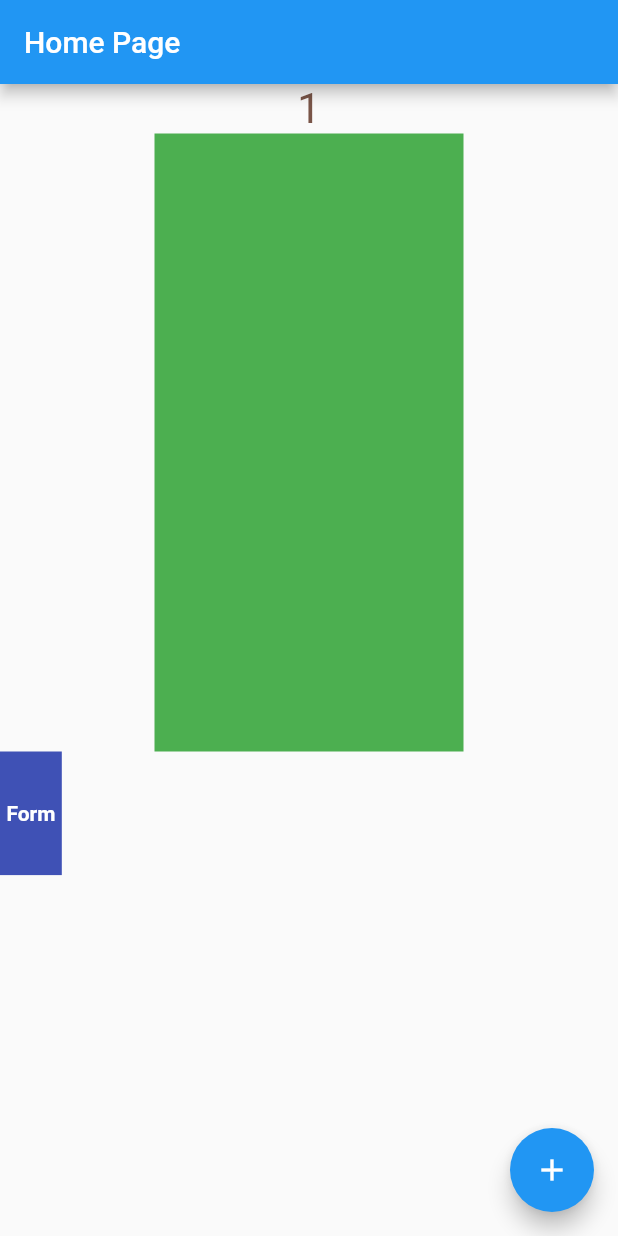
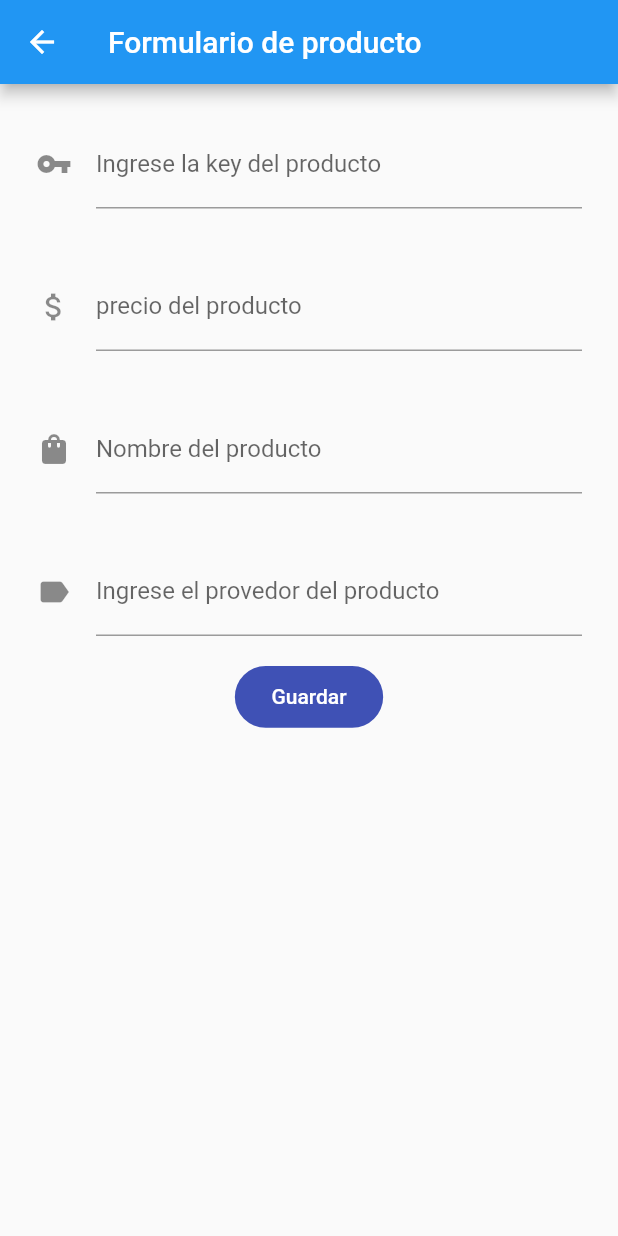
Before and after one commit to sebasfernandezr/myfirstapp, a Flutter app: the screen it shows after launch, after a tap on the "add" icon, on a phone screen of 412 x 824 dp. Run offline on Flutter 3.47's test engine with Material 2 defaults, Android fonts, the light colour scheme and no system bars.

Commit message:
commit productmodel

```diff
--- a/lib/main.dart
+++ b/lib/main.dart
@@ -1,5 +1,8 @@
 import 'package:flutter/material.dart';
 import 'package:flutter_myfirsapp_balcoder/ui/home_page.dart';
+import 'package:flutter_myfirsapp_balcoder/ui/product/product_form_page.dart';
+import 'package:flutter_myfirsapp_balcoder/ui/product/product_list_page.dart';
+import 'package:flutter_myfirsapp_balcoder/ui/user/dashboard_widget.dart';
 
 void main (){
   runApp(MyApp());
@@ -12,7 +15,7 @@ void main (){
       return MaterialApp(
         debugShowCheckedModeBanner: false,
       theme: ThemeData(primaryColor: Colors.blue),
-      home: HomePage(),
+      home: ProductListPage(),
       title: "MI TITULO",
       );
     }
--- a/lib/ui/home_page.dart
+++ b/lib/ui/home_page.dart
@@ -1,4 +1,6 @@
 import "package:flutter/material.dart";
+import 'package:flutter_myfirsapp_balcoder/ui/user/dashboard_widget.dart';
+import 'package:flutter_myfirsapp_balcoder/ui/user/model/usermodel.dart';
 import 'package:flutter_myfirsapp_balcoder/ui/user/user_form_page.dart';
 
 class HomePage extends StatefulWidget {
@@ -11,6 +13,7 @@ class _HomePageState extends State<HomePage> {
   int count = 0;
   double decimalnumber = 4.5;
   bool myBool = true;
+  List<UserModel> _userList = [];
 
   @override
   Widget build(BuildContext context) {
@@ -31,6 +34,7 @@ class _HomePageState extends State<HomePage> {
               count.toString(),
               style: TextStyle(color: Colors.brown, fontSize: 28.0),
             )),
+            DashboardWidget(count: _userList.length, title: "Usuarios"),
             GestureDetector(
               onTap: () {
                 print("ONTAP");
@@ -42,46 +46,22 @@ class _HomePageState extends State<HomePage> {
                   height: _height * 0.5,
                   width: _width * 0.5,
                   color: myBool
-                      ? Colors.green
+                      ? Colors.grey[200]
                       : count > 2
                           ? Colors.blue
                           : Colors.red),
             ),
-            Row(
-              children: [
-                GestureDetector(
-                  onTap: () {
-                    Navigator.push(context, MaterialPageRoute(builder: (_) {
-                      return UserFomPage(
-                        data: "ESTAMOS PASANDO UN STRING",
-                      );
-                    }));
-                  },
-                  child: Container(
-                      child: Center(
-                          child: Text(
-                        "Form",
-                        style: TextStyle(
-                          color: Colors.white,
-                          fontWeight: FontWeight.bold
-                        ),
-                      )),
-                      height: _height * 0.1,
-                      width: _width * 0.1,
-                      color: Colors.indigo),
-                ),
-              ],
-            )
           ],
         ),
       ),
       floatingActionButton: FloatingActionButton(
-        onPressed: () {
-          print("UNDIMOS ESTO");
-          setState(() {
-            count = count + 1;
-            print(count);
-          });
+        onPressed: () async {
+          await Navigator.push(context, MaterialPageRoute(builder: (_) {
+            return UserFomPage(
+              userList: _userList,
+            );
+          }));
+          setState(() {});
         },
         child: Icon(Icons.add),
       ),
--- /dev/null
+++ b/lib/ui/product/model/product_model.dart
@@ -0,0 +1,9 @@
+class ProductModel {
+  String key;
+  int price;
+  String nameProduct;
+  String nameProvider;
+
+
+  ProductModel({this.key, this.price, this.nameProduct,this.nameProvider});
+}
--- /dev/null
+++ b/lib/ui/product/product_form_page.dart
@@ -0,0 +1,123 @@
+import 'package:flutter/material.dart';
+import 'package:flutter_myfirsapp_balcoder/ui/product/model/product_model.dart';
+
+class ProductFormPage extends StatefulWidget {
+  ProductFormPage({this.productList});
+
+  List<ProductModel> productList;
+  @override
+  _ProductFormPageState createState() => _ProductFormPageState();
+}
+
+class _ProductFormPageState extends State<ProductFormPage> {
+  TextEditingController _cKey = TextEditingController();
+  TextEditingController _cPrice = TextEditingController();
+  TextEditingController _cNameProduct = TextEditingController();
+  TextEditingController _cNameProvider = TextEditingController();
+  ProductModel _productModel = new ProductModel();
+  int currentIndex;
+
+  @override
+  Widget build(BuildContext context) {
+    double _height = MediaQuery.of(context).size.height;
+    double _width = MediaQuery.of(context).size.width;
+    return Scaffold(
+      appBar: AppBar(
+        title: Text("Formulario de producto"),
+      ),
+      body: Container(
+        child: Column(
+          children: [
+            Padding(
+              padding: const EdgeInsets.only(
+                  top: 24.0, left: 24.0, right: 24.0, bottom: 12.0),
+              child: TextFormField(
+                  controller: _cKey,
+                  decoration: InputDecoration(
+                    labelText: "Ingrese la key del producto",
+                    icon: Icon(Icons.vpn_key),
+                  )),
+            ),
+            Padding(
+              padding: const EdgeInsets.only(
+                  top: 24.0, left: 24.0, right: 24.0, bottom: 12.0),
+              child: TextFormField(
+                  controller: _cPrice,
+                  decoration: InputDecoration(
+                    labelText: "precio del producto",
+                    icon: Icon(Icons.attach_money),
+                  )),
+            ),
+            Padding(
+              padding: const EdgeInsets.only(
+                  top: 24.0, left: 24.0, right: 24.0, bottom: 12.0),
+              child: TextFormField(
+                  controller: _cNameProduct,
+                  decoration: InputDecoration(
+                    labelText: "Nombre del producto",
+                    icon: Icon(Icons.shopping_bag),
+                  )),
+            ),
+            Padding(
+              padding: const EdgeInsets.only(
+                  top: 24.0, left: 24.0, right: 24.0, bottom: 12.0),
+              child: TextFormField(
+                  controller:_cNameProvider,
+                  decoration: InputDecoration(
+                    labelText: "Ingrese el provedor del producto",
+                    icon: Icon(Icons.label),
+                  )),
+            ),
+            Padding(
+              padding: const EdgeInsets.all(8.0),
+              child: GestureDetector(
+                onTap: () {
+                  _productModel.key = _cKey.text;
+                  _productModel.price = int.parse(_cPrice.text);
+                  _productModel.nameProduct = _cNameProduct.text;
+                  _productModel.nameProvider = _cNameProvider.text;
+
+
+                  if (currentIndex != null) {
+                    //LA ACTUALIZACIÓN
+                    setState(() {
+                      widget.productList[currentIndex] = _productModel;
+                    });
+                  } else {
+                    //LA CREACIÓN
+                    setState(() {
+                      widget.productList.add(_productModel);
+                    });
+                  }
+
+                  //reseteadores
+                  _productModel = new ProductModel();
+                  _cKey.text = "";
+                  _cPrice.text ="" ;
+                  _cNameProduct.text= "";
+                  _cNameProvider.text = "";
+                  currentIndex = null;
+                  Navigator.pop(context);
+                },
+                child: Container(
+                  child: Center(
+                      child: Text(
+                    /*if terciario, si existe el botón actualiza si no, guarda*/
+                    currentIndex != null ? "Actualizar" : "Guardar",
+                    style: TextStyle(
+                        color: Colors.white, fontWeight: FontWeight.w500),
+                  )),
+                  height: _height * 0.05,
+                  width: _width * 0.24,
+                  decoration: BoxDecoration(
+                      color: Colors.indigo,
+                      borderRadius: BorderRadius.all(Radius.circular(40))),
+                ),
+              ),
+            ),
+          ],
+        ),
+      ),
+    );
+  }
+}
--- /dev/null
+++ b/lib/ui/product/product_list_page.dart
@@ -0,0 +1,53 @@
+import 'package:flutter/material.dart';
+import 'package:flutter_myfirsapp_balcoder/ui/product/model/product_model.dart';
+import 'package:flutter_myfirsapp_balcoder/ui/product/product_form_page.dart';
+import 'package:flutter_myfirsapp_balcoder/ui/user/dashboard_widget.dart';
+
+class ProductListPage extends StatefulWidget {
+
+
+  @override
+  _ProductListPageState createState() => _ProductListPageState();
+}
+
+class _ProductListPageState extends State<ProductListPage> {
+  int count = 0;
+  List<ProductModel> _productList = [];
+  @override
+  Widget build(BuildContext context) {
+    double _height = MediaQuery.of(context).size.height;
+    double _width = MediaQuery.of(context).size.width;
+
+    return Scaffold(
+      appBar: AppBar(
+        title: Text("Lista de productos"),
+      ),
+      body: Container(
+        child: Column(
+          children: [
+            Spacer(),
+            Center(
+              child: DashboardWidget(
+                count: _productList.length,
+                title: "Productos",
+              ),
+            ),
+            Spacer(),
+          ],
+        ),
+      ),
+       floatingActionButton: FloatingActionButton(
+        onPressed: () async {
+           await Navigator.push(context,
+                        MaterialPageRoute(builder: (_) {
+                      return ProductFormPage(
+                        productList: _productList,
+                      );
+                    }));
+                    setState(() {});
+                  },
+        child: Icon(Icons.add),
+      ),
+    );
+  }
+}
--- /dev/null
+++ b/lib/ui/user/dashboard_widget.dart
@@ -0,0 +1,34 @@
+import 'package:flutter/material.dart';
+
+class DashboardWidget extends StatefulWidget {
+
+  DashboardWidget({this.count,this.title});
+  int count;
+  String title;
+  @override
+  _DashboardWidgetState createState() => _DashboardWidgetState();
+}
+
+class _DashboardWidgetState extends State<DashboardWidget> {
+  @override
+  Widget build(BuildContext context) {
+    return Container(
+      height: 100,
+      width: 240,
+      decoration: BoxDecoration(
+          color: Colors.black,
+          borderRadius: BorderRadius.all(Radius.circular(10))),
+      child: Row(
+        children: [
+          Spacer(),
+          Text(widget.count.toString(),
+              style: TextStyle(color: Colors.grey[200], fontSize: 32.0)),
+          Spacer(),
+          Text(widget.title,
+              style: TextStyle(color: Colors.grey[200], fontSize: 24.0)),
+          Spacer()
+        ],
+      ),
+    );
+  }
+}
--- a/lib/ui/user/model/usermodel.dart
+++ b/lib/ui/user/model/usermodel.dart
@@ -1,5 +1,6 @@
 class UserModel {
   String name;
   int phoneNumber;
-  UserModel({this.name,this.phoneNumber});
+
+  UserModel({this.name, this.phoneNumber});
 }
```
Also changed, not shown: lib/ui/user/user_form_page.dart (+28 -36 lines).
